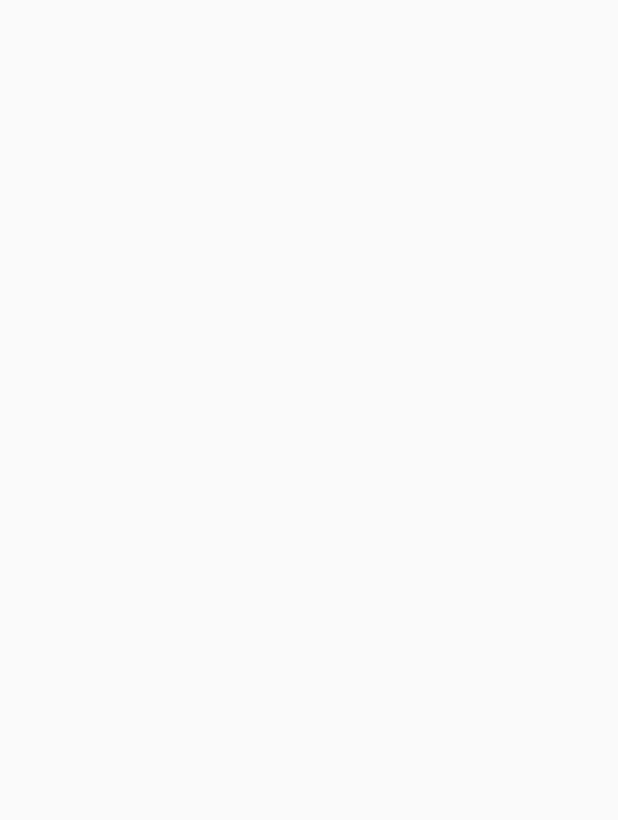
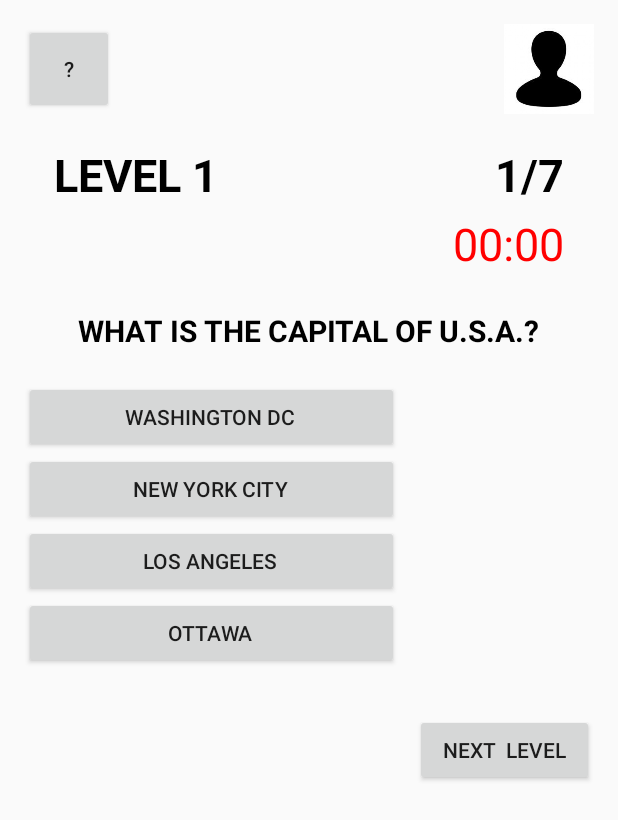
Before and after one commit to riddhichavda/Software-Engineering, an Android app: the LevelActivity screen opened directly, with no data from a screen before it, on a phone screen of 412 x 824 dp. Before the commit the part shown is empty. Shown: the top 820 px of the screen. Run offline under Robolectric (Android 15) with nearby library versions, the phone set to English and light mode, and no system bars.

Commit message:
more exciting changes hot off the presses

```diff
--- a/TravelOMania/app/src/main/java/group7/travelomania/LoginDatabaseHelper.java
+++ b/TravelOMania/app/src/main/java/group7/travelomania/LoginDatabaseHelper.java
@@ -96,6 +96,7 @@ public class LoginDatabaseHelper
         return ret;
     }
 
+
     public Continents getCurrentLevel(String userName){
         Cursor cursor = getPlayerRow(userName);
         if (cursor == null)
@@ -116,18 +117,22 @@ public class LoginDatabaseHelper
     }
 
 
-    public void  updateEntry(String userName, String password, String fullname, String question, String answer)
+    public void resetProgress(String userName)
     {
         // Define the updated row content.
         ContentValues updatedValues = new ContentValues();
         // Assign values for each row.
         updatedValues.put("USERNAME", userName);
-        updatedValues.put("PASSWORD",password);
-        updatedValues.put("FULL_NAME", fullname);
-        updatedValues.put("SECURITY_QUESTION", question);
-        updatedValues.put("SECURITY_ANSWER", answer);
+        updatedValues.put("LEVEL_ATTEMPTS",0);
+        updatedValues.put("CURRENT_LEVEL", "");
+        updatedValues.put("LEVELS_COMPLETED", "");
+        updatedValues.put("CURRENT_CATEGORY", "");
+        updatedValues.put("NUM_HINTS", 0);
+        updatedValues.put("TOTAL_SCORE", 0);
+        updatedValues.put("LEVEL_SCORE", 0);
+
 
         String where="USERNAME = ?";
-        db.update("LOGIN",updatedValues, where, new String[]{userName});
+        db.update("PLAYER",updatedValues, where, new String[]{userName});
     }
 }
--- a/TravelOMania/app/src/main/java/group7/travelomania/Player.java
+++ b/TravelOMania/app/src/main/java/group7/travelomania/Player.java
@@ -2,6 +2,7 @@ package group7.travelomania;
 
 import android.app.Dialog;
 import android.content.Context;
+import android.database.Cursor;
 import android.graphics.Bitmap;
 import android.util.Log;
 
@@ -86,6 +87,18 @@ public class Player {
 
     }
 
+    public String getContinentString(){
+        String ret = "";
+
+        for(Continents c: continentsTraveled){
+            ret = ret + c.toString() + ",";
+        }
+        ret = ret.substring(0, ret.length()-2);
+
+        return ret;
+    }
+
+
 
 
 
--- a/TravelOMania/app/src/main/res/layout/activity_level.xml
+++ b/TravelOMania/app/src/main/res/layout/activity_level.xml
@@ -7,4 +7,143 @@
     android:paddingBottom="@dimen/activity_vertical_margin"
     tools:context="group7.travelomania.LevelActivity">
 
+    <Button
+        style="?android:attr/buttonStyleSmall"
+        android:layout_width="60dp"
+        android:layout_height="60dp"
+        android:text="\?"
+        android:id="@+id/btn_help"
+        android:layout_alignParentTop="true" />
+
+    <ImageView
+        android:layout_width="60dp"
+        android:layout_height="60dp"
+        android:id="@+id/imageView_avatar"
+        android:src="@drawable/basic_avatar"
+        android:layout_alignRight="@id/btn_help"
+        android:layout_alignParentRight="true"/>
+
+    <TextView
+        android:layout_width="wrap_content"
+        android:layout_height="wrap_content"
+        android:textAppearance="?android:attr/textAppearanceMedium"
+        android:padding="20dp"
+        android:text="Level 1"
+        android:textSize="30dp"
+        android:textAllCaps="true"
+        android:textColor="#000000"
+        android:textStyle="bold"
+
+        android:id="@+id/level_name"
+        android:layout_below="@+id/btn_help"
+        android:layout_alignParentLeft="true" />
+
+    <TextView
+        android:layout_width="wrap_content"
+        android:layout_height="wrap_content"
+        android:textAppearance="?android:attr/textAppearanceMedium"
+        android:paddingTop="20dp"
+        android:paddingRight="20dp"
+        android:text="1/7"
+        android:textSize="30dp"
+        android:textAllCaps="true"
+        android:textColor="#000000"
+        android:textStyle="bold"
+        android:id="@+id/level_number"
+        android:layout_below="@+id/imageView_avatar"
+        android:layout_alignParentRight="true" />
+
+    <Chronometer
+        android:layout_width="wrap_content"
+        android:layout_height="wrap_content"
+        android:id="@+id/chronometer"
+        android:layout_below="@+id/level_number"
+        android:layout_alignParentRight="true"
+        android:paddingTop="5dp"
+        android:paddingBottom="5dp"
+        android:paddingRight="20dp"
+        android:textSize="30dp"
+        android:textAppearance="?android:attr/textAppearanceMedium"
+        android:textColorHighlight="#777700"
+        android:textColor="#ff0000"
+        />
+
+
+    <TextView
+        android:layout_width="wrap_content"
+        android:layout_height="wrap_content"
+        android:textAppearance="?android:attr/textAppearanceMedium"
+        android:paddingTop="50dp"
+        android:paddingBottom="20dp"
+        android:text="What is the capital of U.S.A.?"
+        android:textSize="20dp"
+        android:textAllCaps="true"
+        android:textColor="#000000"
+        android:textStyle="bold"
+
+        android:id="@+id/game_question"
+        android:layout_below="@+id/level_name"
+        android:layout_centerHorizontal="true" />
+
+    <Button
+        android:layout_width="250dp"
+        android:layout_height="wrap_content"
+        android:text="Washington DC"
+        android:id="@+id/option1"
+        android:layout_centerVertical="true"
+        android:layout_alignParentLeft="true"
+        android:layout_alignParentStart="true"
+        android:paddingLeft="10dp"
+        android:paddingTop="10dp"
+        android:layout_below="@id/game_question"
+        />
+
+
+    <Button
+        android:layout_width="250dp"
+        android:layout_height="wrap_content"
+        android:text="New York city"
+        android:id="@+id/option2"
+        android:layout_centerVertical="true"
+        android:layout_alignParentLeft="true"
+        android:layout_alignParentStart="true"
+        android:paddingLeft="10dp"
+        android:paddingTop="10dp"
+        android:layout_below="@id/option1" />
+
+    <Button
+        android:layout_width="250dp"
+        android:layout_height="wrap_content"
+        android:text="Los Angeles"
+        android:id="@+id/option3"
+        android:layout_centerVertical="true"
+        android:layout_alignParentLeft="true"
+        android:layout_alignParentStart="true"
+        android:paddingLeft="10dp"
+        android:paddingTop="10dp"
+        android:layout_below="@id/option2" />
+
+    <Button
+        android:layout_width="250dp"
+        android:layout_height="wrap_content"
+        android:text="Ottawa"
+        android:id="@+id/option4"
+        android:layout_centerVertical="true"
+        android:layout_alignParentLeft="true"
+        android:layout_alignParentStart="true"
+        android:paddingLeft="10dp"
+        android:paddingTop="10dp"
+        android:layout_below="@id/option3" />
+
+    <Button
+        android:layout_width="wrap_content"
+        android:layout_height="wrap_content"
+        android:text="  next  level  "
+        android:id="@+id/next_level"
+        android:clickable="true"
+        android:layout_marginTop="30dp"
+        android:layout_alignParentRight="true"
+        android:layout_below="@id/option4" />
+
+
 </RelativeLayout>
```
